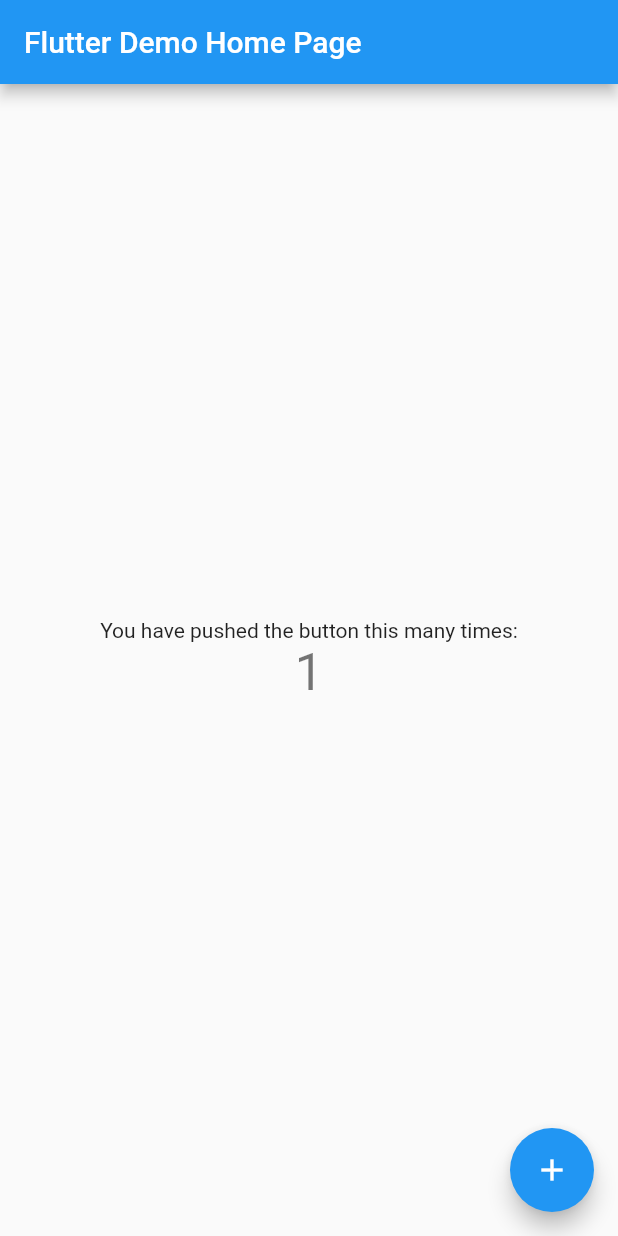
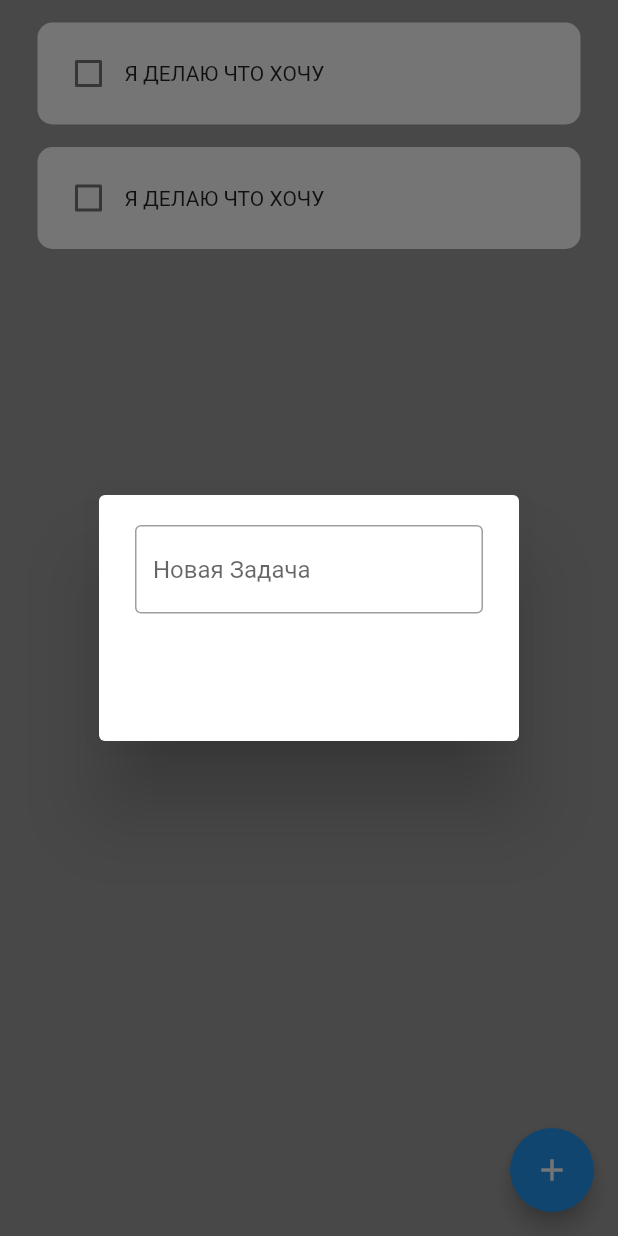
Before and after one commit to GrifkaTop/todo_list, a Flutter app: the screen it shows after launch, after a tap on the "add" icon, on a phone screen of 412 x 824 dp. Run offline on Flutter 3.47's test engine with Material 2 defaults, Android fonts, the phone set to English and light mode, and no system bars.

Commit message:
14.06.2023:14:54

```diff
--- a/lib/main.dart
+++ b/lib/main.dart
@@ -1,4 +1,6 @@
 import 'package:flutter/material.dart';
+import 'package:todo_list/src/feature/home_page.dart';
+
 
 void main() {
   runApp(const MyApp());
@@ -7,100 +9,11 @@ void main() {
 class MyApp extends StatelessWidget {
   const MyApp({super.key});
 
-  // This widget is the root of your application.
   @override
-  Widget build(BuildContext context) {
-    return MaterialApp(
-      title: 'Flutter Demo',
-      theme: ThemeData(
-        primarySwatch: Colors.blue,
-      ),
-      home: const MyHomePage(title: 'Flutter Demo Home Page'),
+  Widget build(BuildContext context){
+    return const MaterialApp(
+      debugShowCheckedModeBanner: false,
+      home: HomePage(),
     );
   }
 }
-
-class MyHomePage extends StatefulWidget {
-  const MyHomePage({super.key, required this.title});
-
-  // This widget is the home page of your application. It is stateful, meaning
-  // that it has a State object (defined below) that contains fields that affect
-  // how it looks.
-
-  // This class is the configuration for the state. It holds the values (in this
-  // case the title) provided by the parent (in this case the App widget) and
-  // used by the build method of the State. Fields in a Widget subclass are
-  // always marked "final".
-
-  final String title;
-
-  @override
-  State<MyHomePage> createState() => _MyHomePageState();
-}
-
-class _MyHomePageState extends State<MyHomePage> {
-  int _counter = 0;
-
-  void _incrementCounter() {
-    setState(() {
-      // This call to setState tells the Flutter framework that something has
-      // changed in this State, which causes it to rerun the build method below
-      // so that the display can reflect the updated values. If we changed
-      // _counter without calling setState(), then the build method would not be
-      // called again, and so nothing would appear to happen.
-      _counter++;
-    });
-  }
-
-  @override
-  Widget build(BuildContext context) {
-    // This method is rerun every time setState is called, for instance as done
-    // by the _incrementCounter method above.
-    //
-    // The Flutter framework has been optimized to make rerunning build methods
-    // fast, so that you can just rebuild anything that needs updating rather
-    // than having to individually change instances of widgets.
-    return Scaffold(
-      appBar: AppBar(
-        // Here we take the value from the MyHomePage object that was created by
-        // the App.build method, and use it to set our appbar title.
-        title: Text(widget.title),
-      ),
-      body: Center(
-        // Center is a layout widget. It takes a single child and positions it
-        // in the middle of the parent.
-        child: Column(
-          // Column is also a layout widget. It takes a list of children and
-          // arranges them vertically. By default, it sizes itself to fit its
-          // children horizontally, and tries to be as tall as its parent.
-          //
-          // Invoke "debug painting" (press "p" in the console, choose the
-          // "Toggle Debug Paint" action from the Flutter Inspector in Android
-          // Studio, or the "Toggle Debug Paint" command in Visual Studio Code)
-          // to see the wireframe for each widget.
-          //
-          // Column has various properties to control how it sizes itself and
-          // how it positions its children. Here we use mainAxisAlignment to
-          // center the children vertically; the main axis here is the vertical
-          // axis because Columns are vertical (the cross axis would be
-          // horizontal).
-          mainAxisAlignment: MainAxisAlignment.center,
-          children: <Widget>[
-            const Text(
-              'You have pushed the button this many times:',
-            ),
-            Text(
-              '$_counter',
-              style: Theme.of(context).textTheme.headlineMedium,
-            ),
-          ],
-        ),
-      ),
-      floatingActionButton: FloatingActionButton(
-        onPressed: _incrementCounter,
-        tooltip: 'Increment',
-        child: const Icon(Icons.add),
-      ), // This trailing comma makes auto-formatting nicer for build methods.
-    );
-  }
-}
--- /dev/null
+++ b/lib/src/feature/dialog_box.dart
@@ -0,0 +1,20 @@
+import 'package:flutter/material.dart';
+
+class DialogBox extends StatelessWidget {
+  const DialogBox({super.key});
+
+  @override
+  Widget build(BuildContext context) {
+    return AlertDialog(
+      backgroundColor: Colors.white,
+      content: Container(
+          height: 120,
+          child: Column(children: [
+            TextField(
+              decoration: InputDecoration(
+                  border: OutlineInputBorder(), hintText: "Новая Задача"),
+            ),
+          ])),
+    );
+  }
+}
--- /dev/null
+++ b/lib/src/feature/home_page.dart
@@ -0,0 +1,60 @@
+import 'package:flutter/cupertino.dart';
+import 'package:flutter/material.dart';
+import 'package:flutter/cupertino.dart';
+import 'package:todo_list/src/feature/todo_title.dart';
+
+import 'dialog_box.dart';
+
+class HomePage extends StatefulWidget {
+  const HomePage({super.key});
+
+  @override
+  State<HomePage> createState() => _HomePageState();
+}
+
+class _HomePageState extends State<HomePage> {
+  //список задач
+  List toDoList = [
+    ["Я ДЕЛАЮ ЧТО ХОЧУ", false],
+    ["Я ДЕЛАЮ ЧТО ХОЧУ", false],
+  ];
+
+  //смотрим изменения выполнения задачи (тупо галочка)
+  void checkBoxChanged(bool? value, int index) {
+    setState(() {
+      toDoList[index][1] = !toDoList[index][1];
+    });
+  }
+
+  //Создание новой задчи
+  void createNewTask(){
+    showDialog(
+      context: context,
+      builder: (context) {
+        return DialogBox();
+      }
+    );
+  }
+  @override
+  Widget build(BuildContext context) {
+    return Scaffold(
+        //appBar  потом тут сделать
+        backgroundColor: Colors.grey,
+        //кнопка добавление задач
+        floatingActionButton: FloatingActionButton(
+          onPressed: createNewTask,
+          child: Icon(Icons.add),
+        ),
+        //Задачи
+        body: ListView.builder(
+          itemCount: toDoList.length,
+          itemBuilder: (context, index) {
+            return ToDoTile(
+              taskName: toDoList[index][0],
+              taskCompleted: toDoList[index][1],
+              onChanged: (value) => checkBoxChanged(value, index)
+            );
+          },
+        ));
+  }
+}
--- /dev/null
+++ b/lib/src/feature/todo_title.dart
@@ -0,0 +1,30 @@
+import 'package:flutter/material.dart';
+
+class ToDoTile extends StatelessWidget {
+  final String taskName;
+  final bool taskCompleted;
+  Function(bool?)? onChanged;
+
+  ToDoTile({
+    super.key,
+    required this.taskName,
+    required this.taskCompleted,
+    required this.onChanged,
+  });
+
+  @override
+  Widget build(BuildContext context) {
+    return Padding(
+        padding: const EdgeInsets.only(left: 25.0, right: 25.0, top: 15.0),
+        child: Container(
+            padding: EdgeInsets.all(10),
+            child: Row(children: [
+              Checkbox(value: taskCompleted, onChanged: onChanged),
+              Text(taskName, style: TextStyle(
+                  decoration: taskCompleted ? TextDecoration.lineThrough : TextDecoration.none),
+              ),
+            ]),
+            decoration: BoxDecoration(
+                color: Colors.white, borderRadius: BorderRadius.circular(10))));
+  }
+}
```
Also changed, not shown: 1 other file.
